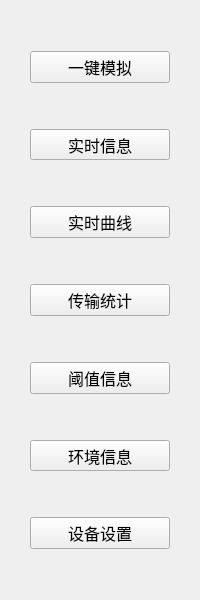
The window that IDC_TestSystem/SI-PDU/toolbox/sisimulationtoolwid.ui (ChinaClever/IDC_TestSystem) describes before a commit, drawn with Qt 5.
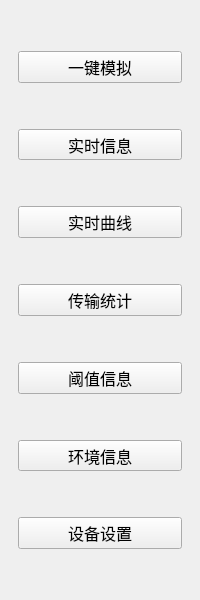
The same window after the commit.

Patch:
```diff
--- a/IDC_TestSystem/SI-PDU/toolbox/sisimulationtoolwid.ui
+++ b/IDC_TestSystem/SI-PDU/toolbox/sisimulationtoolwid.ui
@@ -21,10 +21,10 @@
   </property>
   <layout class="QVBoxLayout" name="verticalLayout">
    <property name="leftMargin">
-    <number>30</number>
+    <number>18</number>
    </property>
    <property name="rightMargin">
-    <number>30</number>
+    <number>18</number>
    </property>
    <item>
     <spacer name="verticalSpacer">
```
